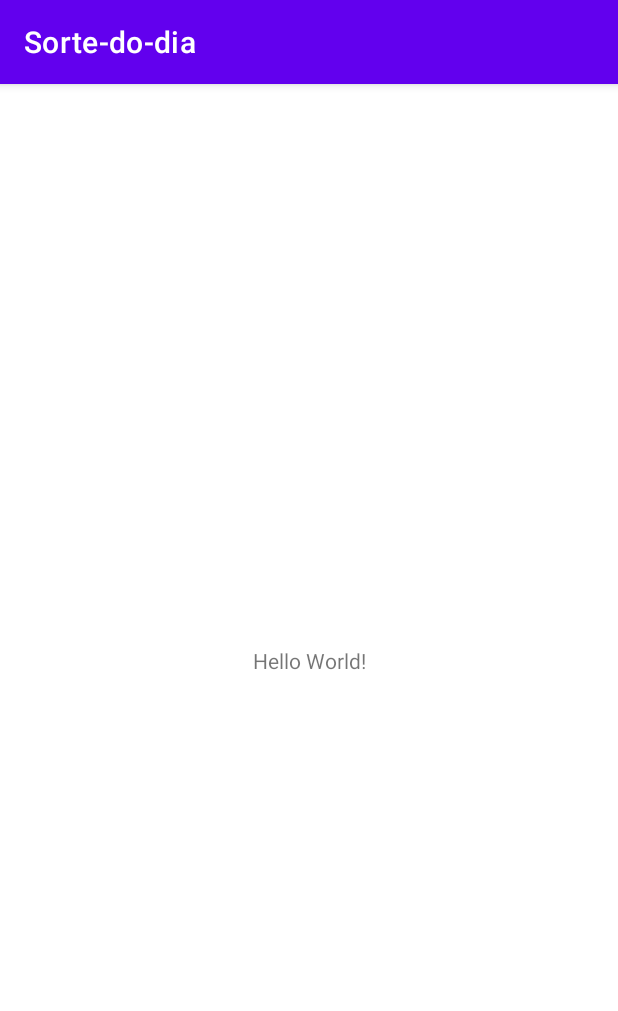
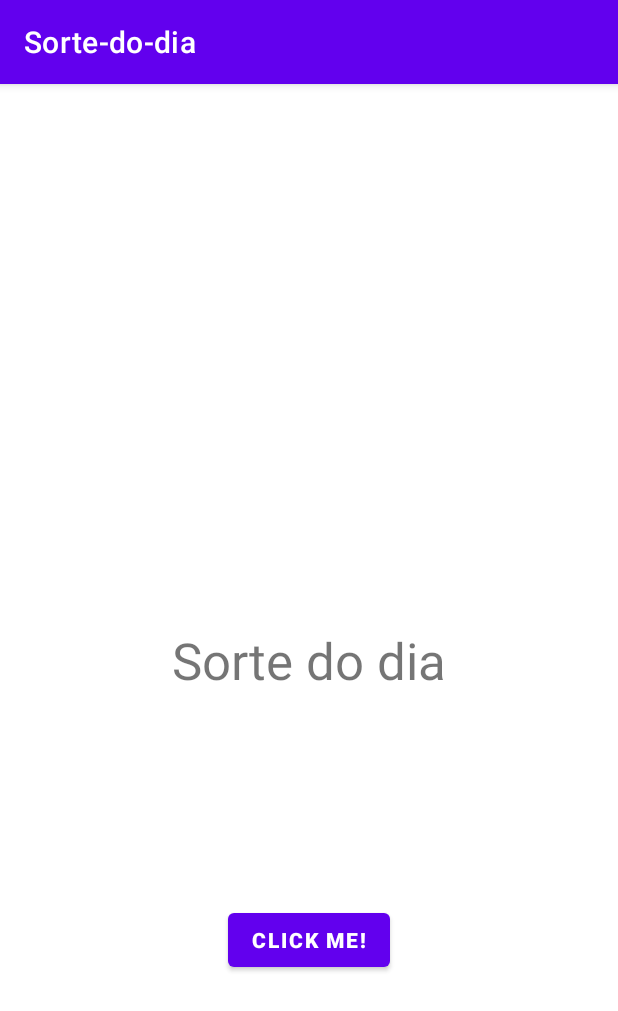
Before and after one commit to JoaoParedes1/Sorte-do-dia, an Android app: the screen it shows after launch (MainActivity), on a phone screen of 412 x 824 dp. Shown: the top 1011 px of the screen. Run offline under Robolectric (Android 15) with nearby library versions, the phone set to English and light mode, and no system bars.

```diff
--- a/app/src/main/java/br/com/joaoparedes/sorte_do_dia/MainActivity.java
+++ b/app/src/main/java/br/com/joaoparedes/sorte_do_dia/MainActivity.java
@@ -3,12 +3,45 @@ package br.com.joaoparedes.sorte_do_dia;
 import androidx.appcompat.app.AppCompatActivity;
 
 import android.os.Bundle;
+import android.widget.Button;
+import android.widget.TextView;
+
+import java.util.ArrayList;
+import java.util.Random;
 
 public class MainActivity extends AppCompatActivity {
+
+    private TextView textViewTitle;
+    private Button btn_action;
 
     @Override
     protected void onCreate(Bundle savedInstanceState) {
         super.onCreate(savedInstanceState);
         setContentView(R.layout.activity_main);
+
+
+        textViewTitle = findViewById(R.id.text_title);
+        btn_action = findViewById(R.id.btn_action);
+
+        ArrayList<String> list = new ArrayList<>();
+        list.add("Encontrara dinheiro");
+        list.add("Comida de graça");
+        list.add("Pizza de graça");
+        list.add("Dia tranquilo pela frente");
+        list.add("Comida vai ser boa hoje");
+        list.add("aplicativo nota 10");
+
+        btn_action.setOnClickListener(v -> {
+            Random random = new Random();
+            textViewTitle.setText(list.get(random.nextInt(list.size())));
+        });
+
+
+
+
+
+
+
+
     }
 }
--- a/app/src/main/res/layout/activity_main.xml
+++ b/app/src/main/res/layout/activity_main.xml
@@ -7,12 +7,27 @@
     tools:context=".MainActivity">
 
     <TextView
+        android:id="@+id/text_title"
         android:layout_width="wrap_content"
         android:layout_height="wrap_content"
-        android:text="Hello World!"
+        android:text="Sorte do dia"
+        android:textSize="34sp"
         app:layout_constraintBottom_toBottomOf="parent"
         app:layout_constraintLeft_toLeftOf="parent"
         app:layout_constraintRight_toRightOf="parent"
         app:layout_constraintTop_toTopOf="parent" />
 
+    <Button
+        android:id="@+id/btn_action"
+        android:layout_width="wrap_content"
+        android:layout_height="wrap_content"
+        android:text="Click me!"
+        android:textStyle="bold"
+        android:layout_marginBottom="34dp"
+        app:layout_constraintBottom_toBottomOf="parent"
+        app:layout_constraintLeft_toLeftOf="parent"
+        app:layout_constraintRight_toRightOf="parent"
+        app:layout_constraintTop_toBottomOf="@+id/text_title" />
+
+
 </androidx.constraintlayout.widget.ConstraintLayout>
```
